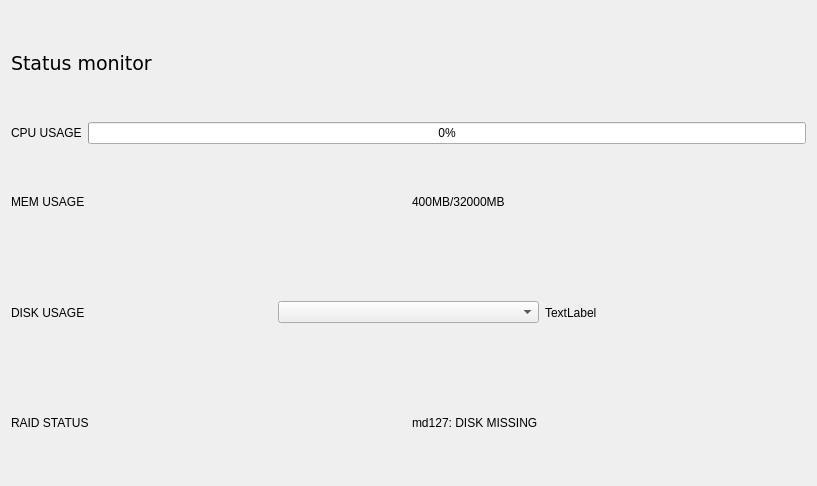
The window that status_window.ui (kubekpop/slm) describes before a commit, drawn with Qt 5.
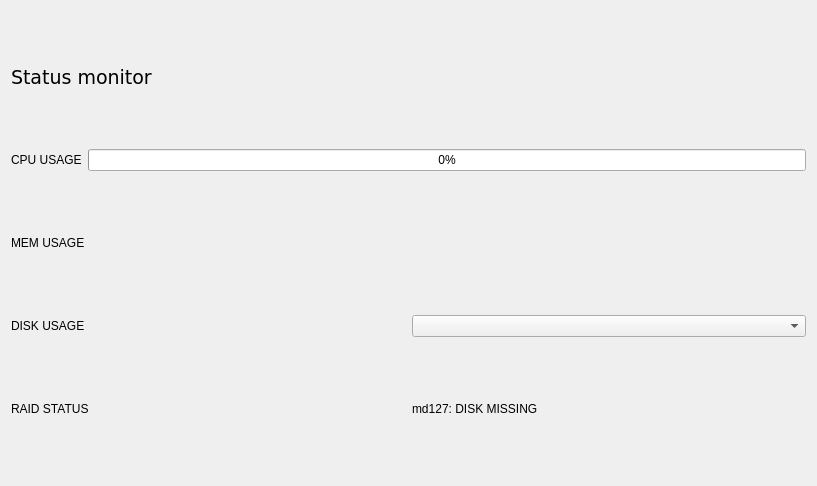
The same window after the commit. Icons and pictures are not drawn.

Commit message: ssh connection, status window fix and optimisation, raid window added

What changed in the file:
```diff
--- a/status_window.ui
+++ b/status_window.ui
@@ -26,7 +26,7 @@
      <item>
       <widget class="QLabel" name="label_8">
        <property name="text">
-        <string>400MB/32000MB</string>
+        <string/>
        </property>
       </widget>
      </item>
@@ -76,14 +76,7 @@
       </widget>
      </item>
      <item>
-      <widget class="QComboBox" name="comboBox"/>
-     </item>
-     <item>
-      <widget class="QLabel" name="label_7">
-       <property name="text">
-        <string>TextLabel</string>
-       </property>
-      </widget>
+      <widget class="QComboBox" name="disks_combobox"/>
      </item>
     </layout>
    </item>
```
Left out of the diff: 12 changed lines with no effect on the pictures. The commit also changes 14 other files.
